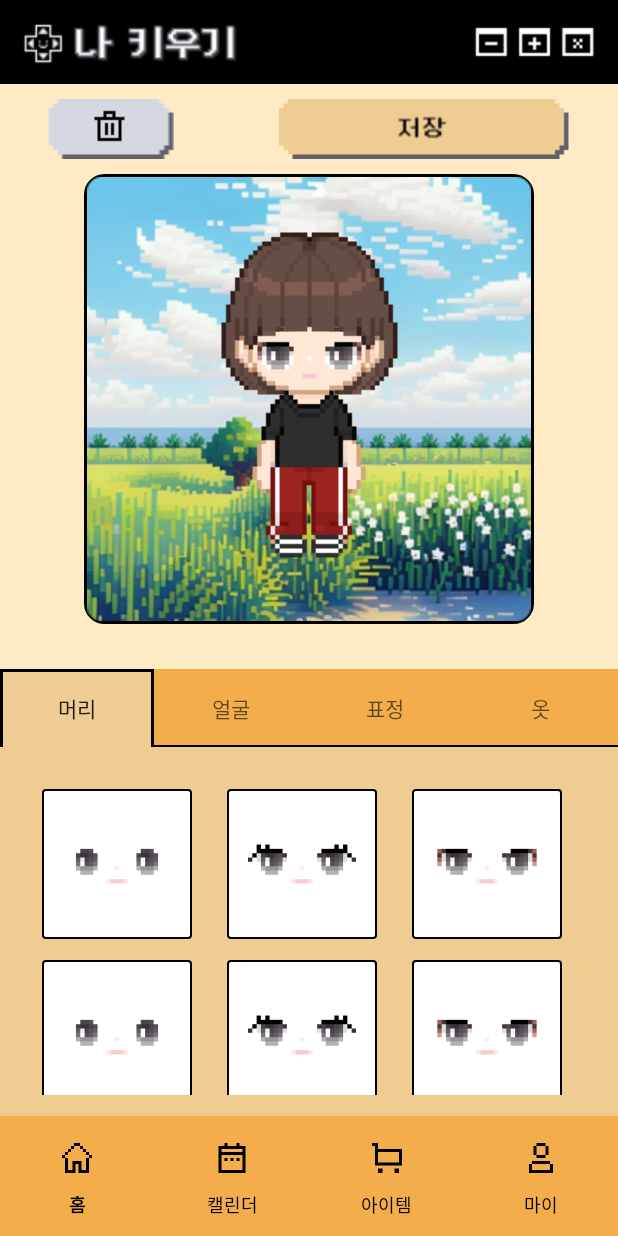
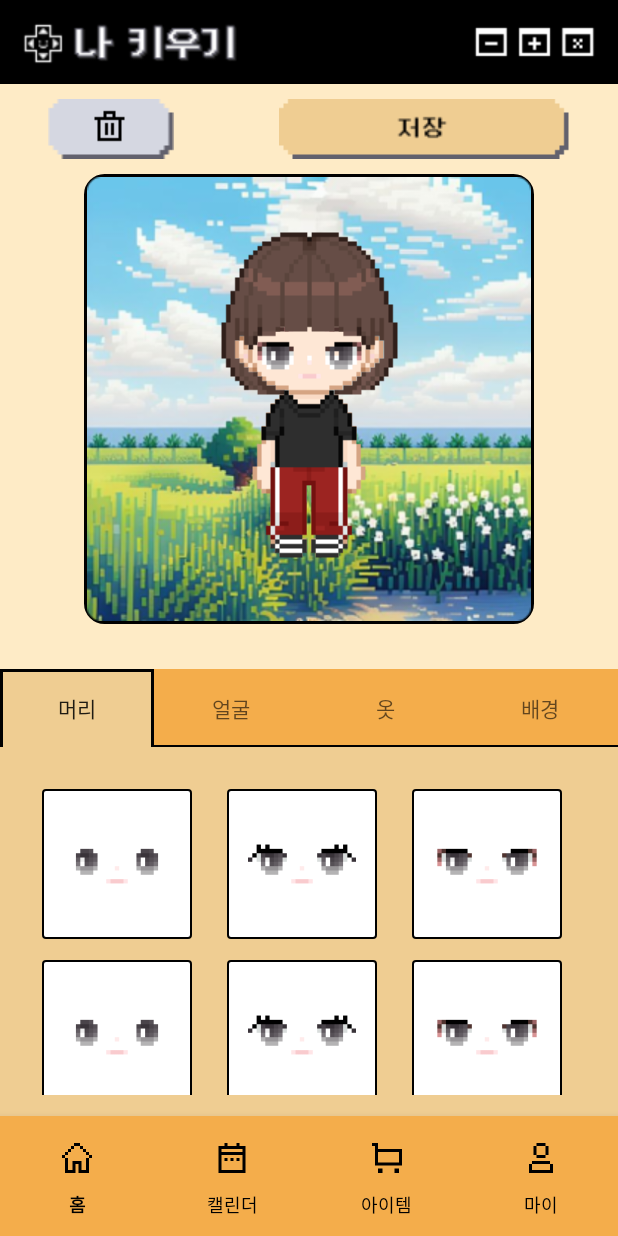
Before and after one commit to DEPthes/3rd-MVP-NoPlanB-Android, an Android app: the fragment ItemFragment placed in its activity, on a phone screen of 412 x 824 dp. Run offline under Robolectric (Android 15) with nearby library versions, the phone set to English and light mode, and no system bars; our stand-ins replace data binding; libraries missing offline, so code that uses them is left out: com.orhanobut.logger; pictures from the network do not load; 2 statements that could not run were skipped.

Commit message:
fix/item-page
자잘하게 수정

```diff
--- a/GrowMe/app/src/main/res/layout/fragment_item.xml
+++ b/GrowMe/app/src/main/res/layout/fragment_item.xml
@@ -20,7 +20,8 @@
             android:layout_marginTop="10dp"
             android:src="@drawable/btn_delete"
             app:layout_constraintStart_toStartOf="parent"
-            app:layout_constraintTop_toTopOf="parent" />
+            app:layout_constraintTop_toTopOf="parent"
+            tools:ignore="ContentDescription" />
 
         <ImageView
             android:id="@+id/btn_save"
@@ -29,7 +30,8 @@
             android:layout_marginEnd="32dp"
             android:src="@drawable/btn_save"
             app:layout_constraintEnd_toEndOf="parent"
-            app:layout_constraintTop_toTopOf="@id/btn_delete" />
+            app:layout_constraintTop_toTopOf="@id/btn_delete"
+            tools:ignore="ContentDescription" />
 
         <ImageView
             android:id="@+id/iv_background"
@@ -41,7 +43,8 @@
             android:src="@drawable/background_1"
             app:layout_constraintEnd_toEndOf="@id/btn_save"
             app:layout_constraintStart_toStartOf="@id/btn_delete"
-            app:layout_constraintTop_toBottomOf="@id/btn_delete" />
+            app:layout_constraintTop_toBottomOf="@id/btn_delete"
+            tools:ignore="ContentDescription" />
 
         <ImageView
             android:id="@+id/iv_character"
@@ -51,7 +54,8 @@
             app:layout_constraintBottom_toBottomOf="@id/iv_background"
             app:layout_constraintEnd_toEndOf="@id/iv_background"
             app:layout_constraintStart_toStartOf="@id/iv_background"
-            app:layout_constraintTop_toTopOf="@id/iv_background" />
+            app:layout_constraintTop_toTopOf="@id/iv_background"
+            tools:ignore="ContentDescription" />
 
         <ImageView
             android:id="@+id/iv_hair"
@@ -61,7 +65,8 @@
             android:src="@drawable/item_hair_2"
             app:layout_constraintEnd_toEndOf="@id/iv_character"
             app:layout_constraintStart_toStartOf="@id/iv_character"
-            app:layout_constraintTop_toTopOf="@id/iv_background" />
+            app:layout_constraintTop_toTopOf="@id/iv_background"
+            tools:ignore="ContentDescription" />
 
         <ImageView
             android:layout_width="wrap_content"
@@ -70,7 +75,8 @@
             android:src="@drawable/item_face_3"
             app:layout_constraintEnd_toEndOf="@id/iv_character"
             app:layout_constraintStart_toStartOf="@id/iv_character"
-            app:layout_constraintTop_toTopOf="@id/iv_background" />
+            app:layout_constraintTop_toTopOf="@id/iv_background"
+            tools:ignore="ContentDescription" />
 
         <ImageView
             android:layout_width="wrap_content"
@@ -79,7 +85,8 @@
             android:src="@drawable/item_cloth_2"
             app:layout_constraintBottom_toBottomOf="@id/iv_background"
             app:layout_constraintEnd_toEndOf="@id/iv_character"
-            app:layout_constraintStart_toStartOf="@id/iv_character" />
+            app:layout_constraintStart_toStartOf="@id/iv_character"
+            tools:ignore="ContentDescription" />
 
         <com.google.android.material.tabs.TabLayout
             android:id="@+id/tl_inventory"
@@ -96,7 +103,8 @@
                 android:layout_width="wrap_content"
                 android:layout_height="wrap_content"
                 android:layout_gravity="center"
-                android:text="머리"
+                android:text="@string/hair"
+                android:translationZ="10dp"
                 style="@style/neodgm_medium" />
 
             <com.google.android.material.tabs.TabItem
@@ -104,15 +112,7 @@
                 android:layout_width="wrap_content"
                 android:layout_height="wrap_content"
                 android:layout_gravity="center"
-                android:text="얼굴"
-                style="@style/neodgm_medium" />
-
-            <com.google.android.material.tabs.TabItem
-                android:id="@+id/tab_emotion"
-                android:layout_width="wrap_content"
-                android:layout_height="wrap_content"
-                android:layout_gravity="center"
-                android:text="표정"
+                android:text="@string/face"
                 style="@style/neodgm_medium" />
 
             <com.google.android.material.tabs.TabItem
@@ -120,7 +120,15 @@
                 android:layout_width="wrap_content"
                 android:layout_height="wrap_content"
                 android:layout_gravity="center"
-                android:text="옷"
+                android:text="@string/clothes"
+                style="@style/neodgm_medium" />
+
+            <com.google.android.material.tabs.TabItem
+                android:id="@+id/tab_background"
+                android:layout_width="wrap_content"
+                android:layout_height="wrap_content"
+                android:layout_gravity="center"
+                android:text="@string/background"
                 style="@style/neodgm_medium" />
         </com.google.android.material.tabs.TabLayout>
 
--- a/GrowMe/app/src/main/res/values/strings.xml
+++ b/GrowMe/app/src/main/res/values/strings.xml
@@ -14,4 +14,10 @@
     <!-- 닉네임 설정 화면 -->
     <string name="text_nickname_hint">닉네임을 입력해주세요</string>
 
+    <!--  탭 레이아웃 탭 이름  -->
+    <string name="hair">머리</string>
+    <string name="face">얼굴</string>
+    <string name="clothes">옷</string>
+    <string name="background">배경</string>
+
 </resources>
```
